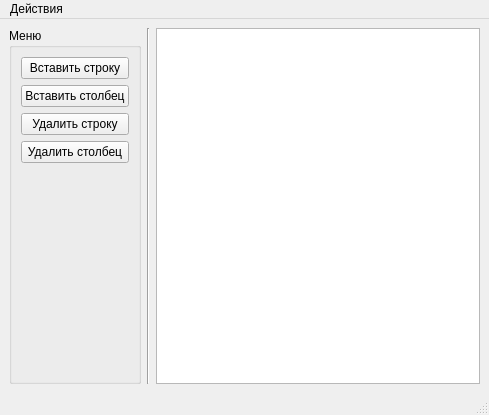
Old version of the form exam/ui/emp.ui in the repository KAY2803/python_QT.
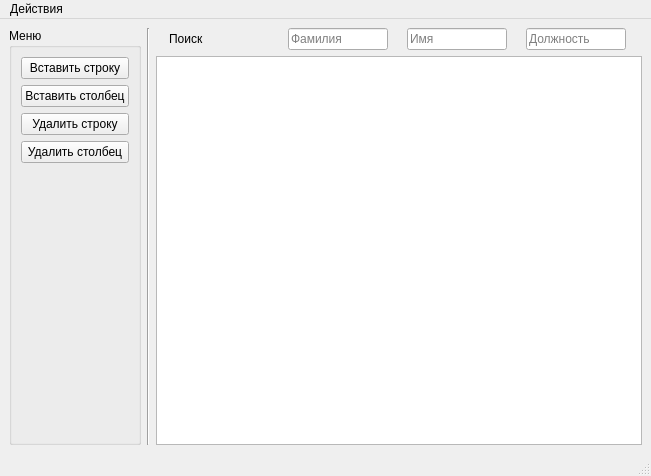
New version of the form.

Commit message: update exam(update EMP)

Patch:
```diff
--- a/exam/ui/emp.ui
+++ b/exam/ui/emp.ui
@@ -6,8 +6,8 @@
    <rect>
     <x>0</x>
     <y>0</y>
-    <width>489</width>
-    <height>415</height>
+    <width>651</width>
+    <height>476</height>
    </rect>
   </property>
   <property name="windowTitle">
@@ -16,8 +16,6 @@
   <widget class="QWidget" name="centralwidget">
    <layout class="QHBoxLayout" name="horizontalLayout_2">
     <item>
-     <layout class="QHBoxLayout" name="horizontalLayout">
-      <item>
        <widget class="QGroupBox" name="groupBoxMenu">
         <property name="acceptDrops">
          <bool>true</bool>
@@ -118,6 +116,79 @@
        </widget>
       </item>
       <item>
+     <layout class="QVBoxLayout" name="verticalLayout_3">
+      <item>
+       <layout class="QHBoxLayout" name="horizontalLayout">
+        <item>
+         <widget class="QLabel" name="label">
+          <property name="maximumSize">
+           <size>
+            <width>100</width>
+            <height>16777215</height>
+           </size>
+          </property>
+          <property name="text">
+           <string>Поиск</string>
+          </property>
+         </widget>
+        </item>
+        <item>
+         <widget class="QLineEdit" name="lineEditFilterLastname">
+          <property name="maximumSize">
+           <size>
+            <width>100</width>
+            <height>16777215</height>
+           </size>
+          </property>
+          <property name="mouseTracking">
+           <bool>true</bool>
+          </property>
+          <property name="text">
+           <string/>
+          </property>
+          <property name="cursorPosition">
+           <number>0</number>
+          </property>
+          <property name="dragEnabled">
+           <bool>false</bool>
+          </property>
+          <property name="placeholderText">
+           <string>Фамилия</string>
+          </property>
+          <property name="clearButtonEnabled">
+           <bool>true</bool>
+          </property>
+         </widget>
+        </item>
+        <item>
+         <widget class="QLineEdit" name="lineEditFilterName">
+          <property name="maximumSize">
+           <size>
+            <width>100</width>
+            <height>16777215</height>
+           </size>
+          </property>
+          <property name="placeholderText">
+           <string>Имя</string>
+          </property>
+         </widget>
+        </item>
+        <item>
+         <widget class="QLineEdit" name="lineEditFilterPosition">
+          <property name="maximumSize">
+           <size>
+            <width>100</width>
+            <height>16777215</height>
+           </size>
+          </property>
+          <property name="placeholderText">
+           <string>Должность</string>
+          </property>
+         </widget>
+        </item>
+       </layout>
+      </item>
+      <item>
        <widget class="QTableView" name="tableViewEmp"/>
       </item>
      </layout>
@@ -129,7 +200,7 @@
     <rect>
      <x>0</x>
      <y>0</y>
-     <width>489</width>
+     <width>651</width>
      <height>21</height>
     </rect>
    </property>
```
Lines whose indentation alone changed are shown as unchanged. The commit also changes 2 other files.
